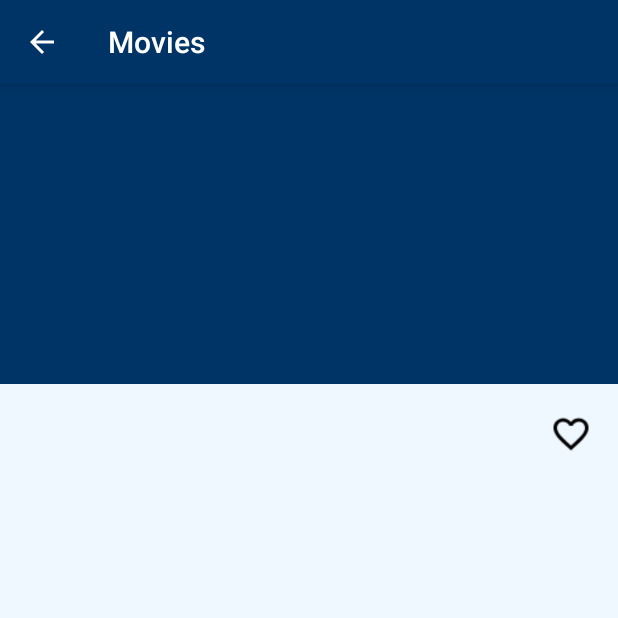
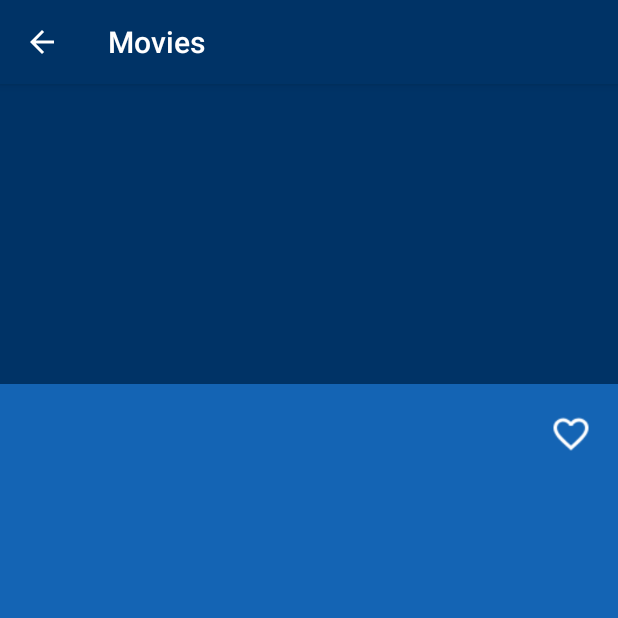
Before and after one commit to EliseCabrerizo/ProjetMobileDev, an Android app: the DetailActivity screen opened directly, with no data from a screen before it, on a phone screen of 412 x 824 dp, the top half of it. Run offline under Robolectric (Android 15) with nearby library versions, the phone set to English and light mode, and no system bars; pictures from the network do not load.

Commit message:
Nested Recycler presque ok

```diff
--- a/app/src/main/res/drawable/custom_button.xml
+++ b/app/src/main/res/drawable/custom_button.xml
@@ -2,8 +2,8 @@
 <selector xmlns:android="http://schemas.android.com/apk/res/android">
     <item
         android:state_enabled="false"
-        android:drawable="@drawable/ic_favorite_black_18dp"/>
+        android:drawable="@drawable/ic_favorite_white_18dp"/>
     <item
         android:state_enabled="true"
-        android:drawable="@drawable/ic_favoriteborder_black_18dp"/>
+        android:drawable="@drawable/ic_favoriteborder_white_18dp"/>
 </selector>
--- a/app/src/main/res/layout/activity_detail.xml
+++ b/app/src/main/res/layout/activity_detail.xml
@@ -20,7 +20,7 @@
         android:layout_width="match_parent"
         android:layout_height="match_parent"
         android:fitsSystemWindows="true"
-        app:contentScrim="@color/blue"
+        app:contentScrim="@color/colorPrimary"
         app:expandedTitleMarginEnd="64dp"
         app:expandedTitleMarginStart="48dp"
         app:layout_scrollFlags="scroll|enterAlwaysCollapsed"
--- a/app/src/main/res/layout/activity_main.xml
+++ b/app/src/main/res/layout/activity_main.xml
@@ -3,7 +3,7 @@
     android:id="@+id/main_content"
     android:layout_width="match_parent"
     android:layout_height="match_parent"
-    android:background="@color/blue"
+    android:background="@color/colorPrimary"
     >
 
     <include layout="@layout/content_main"/>
--- a/app/src/main/res/layout/content_detail.xml
+++ b/app/src/main/res/layout/content_detail.xml
@@ -26,6 +26,7 @@
             android:layout_marginRight="32dp"
             android:textSize="24sp"
             android:textStyle="bold"
+            android:textColor="@color/white"
             app:layout_constraintHorizontal_bias="0.0"
             app:layout_constraintLeft_toLeftOf="parent"
             app:layout_constraintRight_toRightOf="parent"
@@ -45,6 +46,7 @@
 
         <TextView
             android:id="@+id/movieDetailsGenres"
+            android:textColor="@color/white"
             android:layout_width="0dp"
             android:layout_height="wrap_content"
             android:layout_marginStart="16dp"
@@ -59,6 +61,7 @@
 
         <TextView
             android:id="@+id/movieDetailsOverview"
+            android:textColor="@color/white"
             android:layout_width="0dp"
             android:layout_height="wrap_content"
             android:layout_marginStart="16dp"
@@ -74,6 +77,7 @@
 
         <RatingBar
             android:id="@+id/movieDetailsRating"
+            android:textColor="@color/white"
             style="@android:style/Widget.DeviceDefault.Light.RatingBar.Small"
             android:layout_width="wrap_content"
             android:layout_height="wrap_content"
@@ -89,6 +93,7 @@
 
         <TextView
             android:id="@+id/summaryLabel"
+            android:textColor="@color/white"
             android:layout_width="0dp"
             android:layout_height="wrap_content"
             android:layout_marginStart="16dp"
@@ -106,6 +111,7 @@
 
         <TextView
             android:id="@+id/movieDetailsReleaseDate"
+            android:textColor="@color/white"
             android:layout_width="0dp"
             android:layout_height="wrap_content"
             android:layout_marginStart="16dp"
@@ -120,6 +126,7 @@
 
         <HorizontalScrollView
             android:id="@+id/movieTrailersContainer"
+            android:textColor="@color/white"
             android:layout_width="0dp"
             android:layout_height="wrap_content"
             android:layout_marginLeft="16dp"
@@ -132,6 +139,7 @@
 
             <LinearLayout
                 android:id="@+id/movieTrailers"
+                android:textColor="@color/white"
                 android:layout_width="wrap_content"
                 android:layout_height="wrap_content"
                 android:orientation="horizontal" />
@@ -139,6 +147,7 @@
 
         <TextView
             android:id="@+id/trailersLabel"
+            android:textColor="@color/white"
             android:layout_width="0dp"
             android:layout_height="wrap_content"
             android:layout_marginLeft="16dp"
@@ -153,6 +162,7 @@
 
         <TextView
             android:id="@+id/reviewsLabel"
+            android:textColor="@color/white"
             android:layout_width="0dp"
             android:layout_height="wrap_content"
             android:layout_marginLeft="16dp"
@@ -167,6 +177,7 @@
 
         <LinearLayout
             android:id="@+id/movieReviews"
+            android:textColor="@color/white"
             android:layout_width="0dp"
             android:layout_height="wrap_content"
             android:layout_marginLeft="16dp"
--- a/app/src/main/res/layout/content_main.xml
+++ b/app/src/main/res/layout/content_main.xml
@@ -4,7 +4,7 @@
     android:layout_width="match_parent"
     android:layout_height="match_parent"
     xmlns:app="http://schemas.android.com/apk/res-auto"
-    android:background="@color/blue"
+    android:background="@color/colorPrimary"
     app:layout_behavior="@string/appbar_scrolling_view_behavior"
 
     >
--- a/app/src/main/res/layout/movie_card.xml
+++ b/app/src/main/res/layout/movie_card.xml
@@ -6,7 +6,8 @@
     android:layout_height="128dp"
     android:layout_marginEnd="8dp"
     android:layout_marginStart="8dp"
-    android:layout_marginTop="8dp">
+    android:layout_marginTop="8dp"
+    card_view:cardBackgroundColor="@color/clair">
 
         <android.support.constraint.ConstraintLayout
             android:layout_width="match_parent"
@@ -22,6 +23,7 @@
                 card_view:srcCompat="@mipmap/ic_launcher_round" />
             <TextView
                 android:id="@+id/item_movie_release_date"
+                android:textColor="@color/white"
                 android:layout_width="0dp"
                 android:layout_height="wrap_content"
                 android:layout_marginEnd="8dp"
@@ -36,6 +38,7 @@
 
             <TextView
                 android:id="@+id/title"
+                android:textColor="@color/white"
                 android:layout_width="0dp"
                 android:layout_height="wrap_content"
                 android:layout_marginEnd="8dp"
@@ -63,6 +66,7 @@
 
             <TextView
                 android:id="@+id/item_movie_rating"
+                android:textColor="@color/white"
                 android:layout_width="wrap_content"
                 android:layout_height="wrap_content"
                 android:layout_marginEnd="8dp"
--- a/app/src/main/res/layout/movie_card_h.xml
+++ b/app/src/main/res/layout/movie_card_h.xml
@@ -5,8 +5,7 @@
     xmlns:tools="http://schemas.android.com/tools"
     android:layout_width="wrap_content"
     android:layout_height="wrap_content"
-    android:background="@color/colorPrimary"
-
+    card_view:cardBackgroundColor="@color/clair"
     android:orientation="horizontal"
     card_view:cardCornerRadius="5dp"
     card_view:cardUseCompatPadding="true"
--- a/app/src/main/res/layout/parent_recycler.xml
+++ b/app/src/main/res/layout/parent_recycler.xml
@@ -8,7 +8,7 @@
         android:layout_height="wrap_content"
         android:layout_gravity="center"
         android:layout_margin="2dp"
-        card_view:cardBackgroundColor="#fff"
+        card_view:cardBackgroundColor="@color/clair"
         card_view:cardCornerRadius="5dp"
 
         card_view:cardElevation="4dp"
@@ -28,7 +28,7 @@
                 android:layout_alignLeft="@+id/rv_child"
                 android:padding="20dp"
                 android:text="Hello World"
-                android:textColor="@color/colorAccent"
+                android:textColor="@color/white"
                 android:textStyle="bold" />
 
             <android.support.v7.widget.RecyclerView
--- a/app/src/main/res/values/colors.xml
+++ b/app/src/main/res/values/colors.xml
@@ -1,9 +1,9 @@
 <?xml version="1.0" encoding="utf-8"?>
 <resources>
     <color name="colorPrimary">#003366</color>
-    <color name="colorPrimaryDark">#00574B</color>
+    <color name="colorPrimaryDark">#003366</color>
     <color name="colorAccent">#D81B60</color>
-    <color name="blue">#003366</color>
-    <color name="clair">#F0F8FF</color>
+    <color name="clair">#1464B4</color>
     <color name="movie_title">#4c4c4c</color>
+    <color name="white">#fff</color>
 </resources>
```
Also changed, not shown: app/src/main/java/com/example/projetmobdev/MainActivity.java (+2 -9 lines), app/src/main/res/drawable-v24/ic_favoriteborder_white_18dp.png (added).
